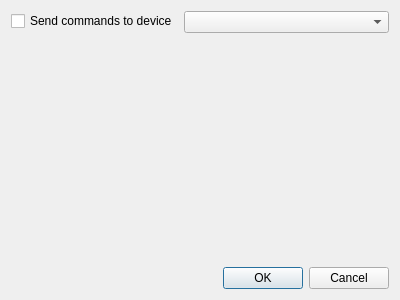
The window that gui/window/settingsdialog.ui (8bitbuddhist/PixelMaestro) describes before a commit, drawn with Qt 5.
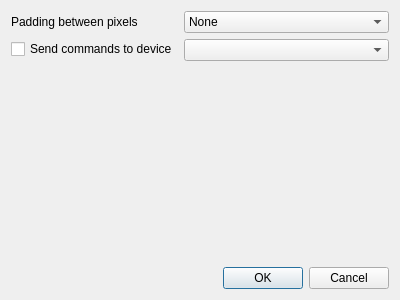
The same window after the commit.

Commit message: Change grid display size via settings dialog

```diff
--- a/gui/window/settingsdialog.ui
+++ b/gui/window/settingsdialog.ui
@@ -16,16 +16,47 @@
   <layout class="QGridLayout" name="gridLayout">
    <item row="0" column="0">
     <layout class="QFormLayout" name="formLayout">
-     <item row="0" column="0">
+     <item row="1" column="0">
       <widget class="QCheckBox" name="serialCheckBox">
        <property name="text">
         <string>Send commands to device</string>
        </property>
       </widget>
      </item>
-     <item row="0" column="1">
+     <item row="1" column="1">
       <widget class="QComboBox" name="serialPortComboBox"/>
      </item>
+     <item row="0" column="0">
+      <widget class="QLabel" name="label">
+       <property name="text">
+        <string>Padding between pixels</string>
+       </property>
+      </widget>
+     </item>
+     <item row="0" column="1">
+      <widget class="QComboBox" name="paddingComboBox">
+       <item>
+        <property name="text">
+         <string>None</string>
+        </property>
+       </item>
+       <item>
+        <property name="text">
+         <string>Small</string>
+        </property>
+       </item>
+       <item>
+        <property name="text">
+         <string>Medium</string>
+        </property>
+       </item>
+       <item>
+        <property name="text">
+         <string>Large</string>
+        </property>
+       </item>
+      </widget>
+     </item>
     </layout>
    </item>
    <item row="1" column="0">
```
The commit also changes 7 other files.
